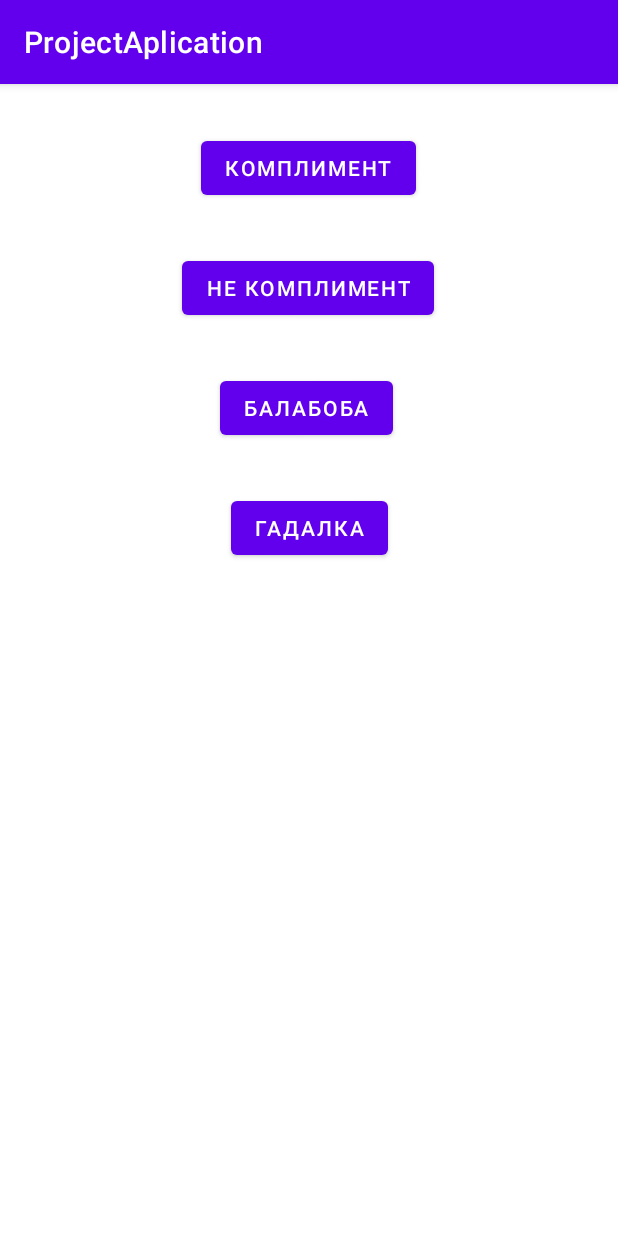
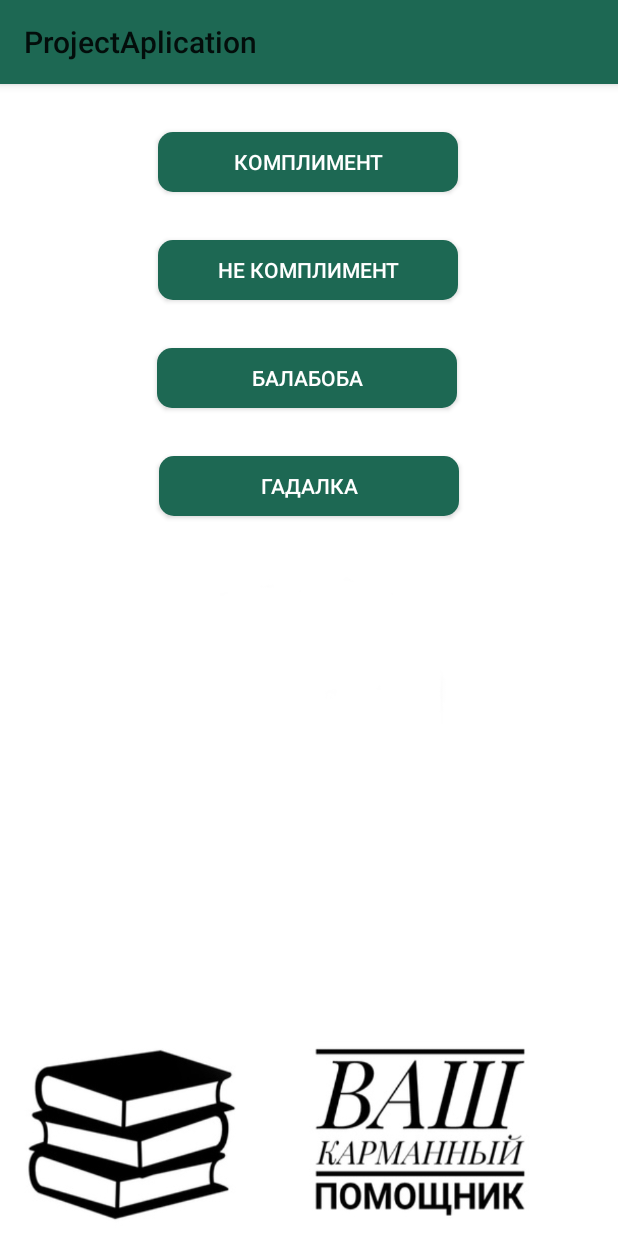
Before and after one commit to dreyvania999/Instead-of-1000-words, an Android app: the screen it shows after launch (MainActivity), on a phone screen of 412 x 824 dp. Run offline under Robolectric (Android 15) with nearby library versions, the phone set to English and light mode, and no system bars.

Commit message:
Конец

```diff
--- /dev/null
+++ b/app/src/main/res/drawable/button.xml
@@ -0,0 +1,16 @@
+<?xml version="1.0" encoding="utf-8"?>
+<selector xmlns:android="http://schemas.android.com/apk/res/android">
+    <item>
+        <shape android:shape="rectangle">
+            <solid android:color="#1D6853"/>
+
+            <corners
+                android:radius="10dp" />
+            <padding
+                android:left="10dp"
+                android:top="10dp"
+                android:right="10dp"
+                android:bottom="10dp" />
+        </shape>
+    </item>
+</selector>
--- a/app/src/main/res/layout/activity_main.xml
+++ b/app/src/main/res/layout/activity_main.xml
@@ -4,15 +4,18 @@
     xmlns:tools="http://schemas.android.com/tools"
     android:layout_width="match_parent"
     android:layout_height="match_parent"
-    tools:context=".MainActivity">
+    tools:context=".MainActivity"
+    android:background="@drawable/background">
 
     <Button
         android:id="@+id/btnBalaboba"
-        android:layout_width="wrap_content"
-        android:layout_height="wrap_content"
+        android:layout_width="200dp"
+        android:layout_height="40dp"
         android:layout_marginTop="32dp"
         android:onClick="onClick"
         android:text="Балабоба"
+        android:background="@drawable/button"
+        android:textColor="#FFFFFF"
         app:layout_constraintEnd_toEndOf="parent"
         app:layout_constraintHorizontal_bias="0.495"
         app:layout_constraintStart_toStartOf="parent"
@@ -20,11 +23,13 @@
 
     <Button
         android:id="@+id/btnDesecration"
-        android:layout_width="wrap_content"
-        android:layout_height="wrap_content"
+        android:layout_width="200dp"
+        android:layout_height="40dp"
         android:layout_marginTop="32dp"
         android:onClick="onClick"
         android:text="НЕ комплимент"
+        android:background="@drawable/button"
+        android:textColor="#FFFFFF"
         app:layout_constraintEnd_toEndOf="parent"
         app:layout_constraintHorizontal_bias="0.498"
         app:layout_constraintStart_toStartOf="parent"
@@ -32,11 +37,13 @@
 
     <Button
         android:id="@+id/btnCompliment"
-        android:layout_width="wrap_content"
-        android:layout_height="wrap_content"
+        android:layout_width="200dp"
+        android:layout_height="40dp"
         android:layout_marginTop="32dp"
         android:onClick="onClick"
         android:text="Комплимент"
+        android:background="@drawable/button"
+        android:textColor="#FFFFFF"
         app:layout_constraintEnd_toEndOf="parent"
         app:layout_constraintHorizontal_bias="0.498"
         app:layout_constraintStart_toStartOf="parent"
@@ -44,11 +51,13 @@
 
     <Button
         android:id="@+id/btnYouAreToday"
-        android:layout_width="wrap_content"
-        android:layout_height="wrap_content"
+        android:layout_width="200dp"
+        android:layout_height="40dp"
         android:layout_marginTop="32dp"
         android:onClick="onClick"
         android:text="Гадалка"
+        android:background="@drawable/button"
+        android:textColor="#FFFFFF"
         app:layout_constraintEnd_toEndOf="parent"
         app:layout_constraintStart_toStartOf="parent"
         app:layout_constraintTop_toBottomOf="@+id/btnBalaboba" />
--- a/app/src/main/res/values-night/themes.xml
+++ b/app/src/main/res/values-night/themes.xml
@@ -8,7 +8,7 @@
         <!-- Secondary brand color. -->
         <item name="colorSecondary">@color/teal_200</item>
         <item name="colorSecondaryVariant">@color/teal_200</item>
-        <item name="colorOnSecondary">@color/black</item>
+        <item name="colorOnSecondary">@color/white</item>
         <!-- Status bar color. -->
         <item name="android:statusBarColor">?attr/colorPrimaryVariant</item>
         <!-- Customize your theme here. -->
--- a/app/src/main/res/values/colors.xml
+++ b/app/src/main/res/values/colors.xml
@@ -1,10 +1,10 @@
 <?xml version="1.0" encoding="utf-8"?>
 <resources>
     <color name="purple_200">#FFBB86FC</color>
-    <color name="purple_500">#FF6200EE</color>
-    <color name="purple_700">#FF3700B3</color>
+    <color name="purple_500">#1D6853</color>
+    <color name="purple_700">#582FB4</color>
     <color name="teal_200">#FF03DAC5</color>
     <color name="teal_700">#FF018786</color>
-    <color name="black">#FF000000</color>
-    <color name="white">#FFFFFFFF</color>
+    <color name="black">#000000</color>
+    <color name="white">#FFFFFF</color>
 </resources>
--- a/app/src/main/res/values/themes.xml
+++ b/app/src/main/res/values/themes.xml
@@ -1,6 +1,6 @@
 <resources>
     <!-- Base application theme. -->
-    <style name="Theme.ProjectAplication" parent="Theme.MaterialComponents.DayNight.DarkActionBar">
+    <style name="Theme.ProjectAplication" parent="Theme.AppCompat.Light">
         <!-- Primary brand color. -->
         <item name="colorPrimary">@color/purple_500</item>
         <item name="colorPrimaryVariant">@color/purple_700</item>
```
Also changed, not shown: app/src/main/res/layout/activity_balaboba.xml (+9 -5 lines), app/src/main/res/layout/activity_compliment.xml (+15 -7 lines), app/src/main/res/layout/activity_desecration.xml (+9 -3 lines), app/src/main/res/layout/activity_you_are_today.xml (+13 -4 lines), app/src/main/res/values/strings.xml (+5 -4 lines), app/src/main/res/drawable/background.jpg (added).
